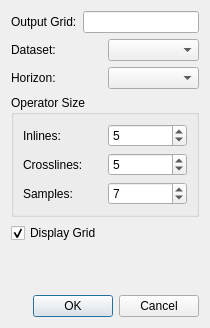
fsoos74/su, file ProzessUI/horizonsemblancedialog.ui: the form before one commit.
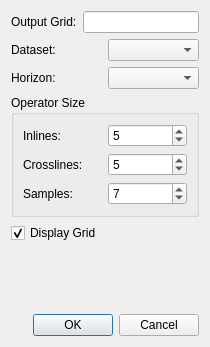
The form after the commit. Icons and pictures are not drawn.

Diff of the .ui file:
```diff
--- a/ProzessUI/horizonsemblancedialog.ui
+++ b/ProzessUI/horizonsemblancedialog.ui
@@ -7,7 +7,7 @@
     <x>0</x>
     <y>0</y>
     <width>210</width>
-    <height>328</height>
+    <height>347</height>
    </rect>
   </property>
   <property name="windowTitle">
```
Left out of the diff: 8 changed lines with no effect on the pictures.
